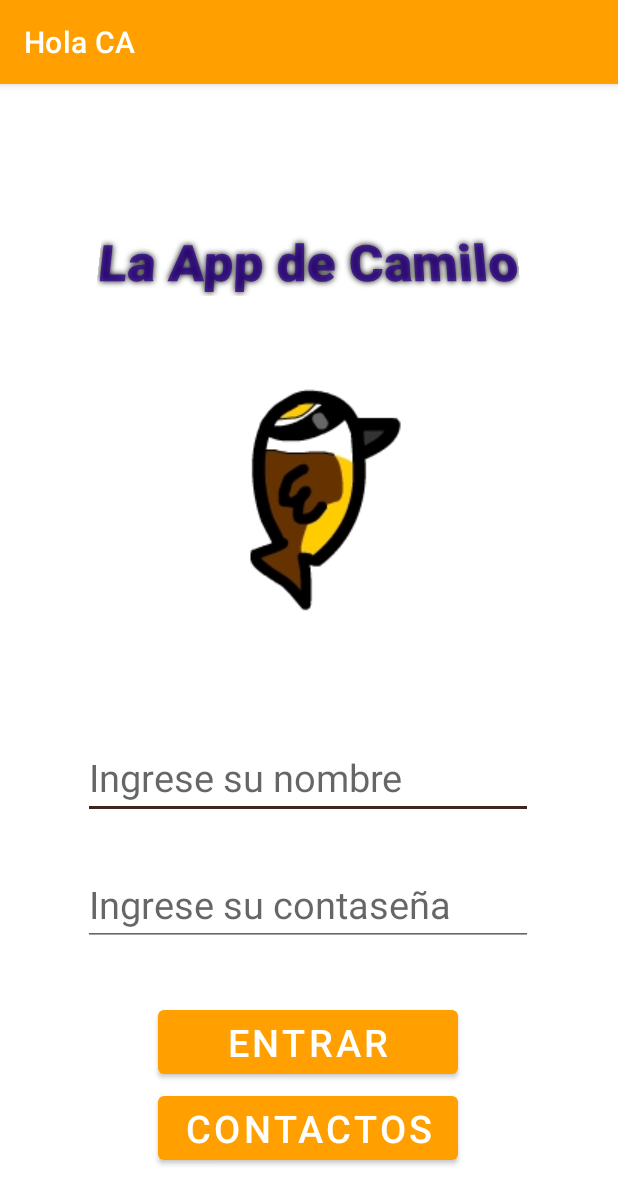
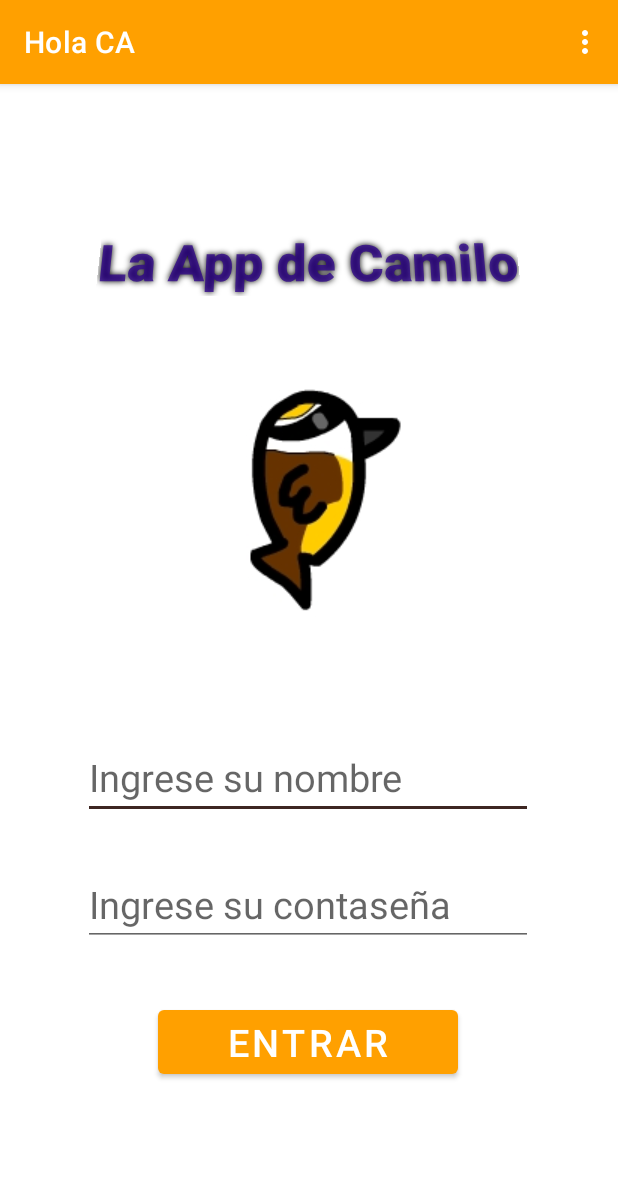
Before and after one commit to Franalvarezfx/mi-app-android, an Android app: the screen it shows after launch (MainActivity), on a phone screen of 412 x 824 dp. Shown: the top 1204 px of the screen. Run offline under Robolectric (Android 15) with nearby library versions, the phone set to English and light mode, and no system bars.

Commit message:
Agrega menú overflow

```diff
--- a/app/src/main/res/layout/activity_main.xml
+++ b/app/src/main/res/layout/activity_main.xml
@@ -81,18 +81,4 @@
         app:layout_constraintTop_toBottomOf="@+id/etPassword"
         app:layout_constraintVertical_bias="0.265" />
 
-    <Button
-        android:id="@+id/button7"
-        android:layout_width="200dp"
-        android:layout_height="wrap_content"
-        android:onClick="goToContacts"
-        android:text="@string/contacts"
-        android:textSize="25sp"
-        app:layout_constraintBottom_toBottomOf="parent"
-        app:layout_constraintEnd_toEndOf="parent"
-        app:layout_constraintHorizontal_bias="0.497"
-        app:layout_constraintStart_toStartOf="parent"
-        app:layout_constraintTop_toBottomOf="@+id/button"
-        app:layout_constraintVertical_bias="0.058" />
-
 </androidx.constraintlayout.widget.ConstraintLayout>
--- /dev/null
+++ b/app/src/main/res/menu/menu.xml
@@ -0,0 +1,11 @@
+<?xml version="1.0" encoding="utf-8"?>
+<menu xmlns:app="http://schemas.android.com/apk/res-auto"
+    xmlns:android="http://schemas.android.com/apk/res/android">
+
+    <item
+        android:id="@+id/item_contactos"
+        android:title="@string/contacts" />
+    <item
+        android:id="@+id/item_pedidos"
+        android:title="@string/orders" />
+</menu>
```
Also changed, not shown: app/src/main/java/com/misiontic/holaca/MainActivity.java (+27 -1 lines).
